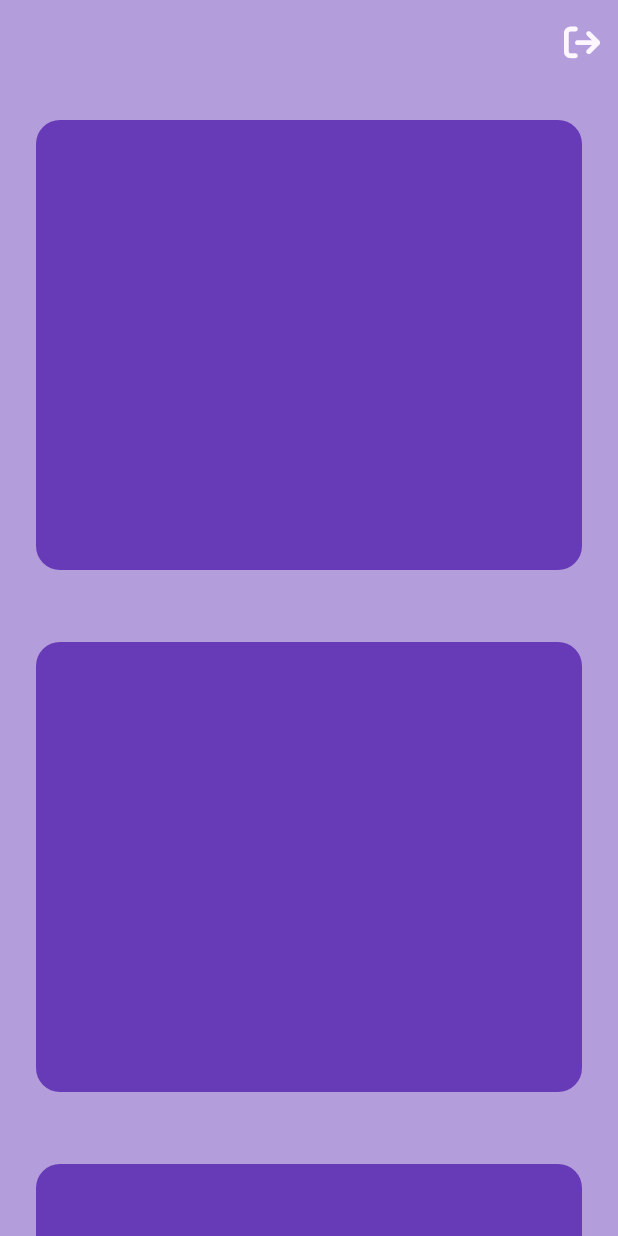
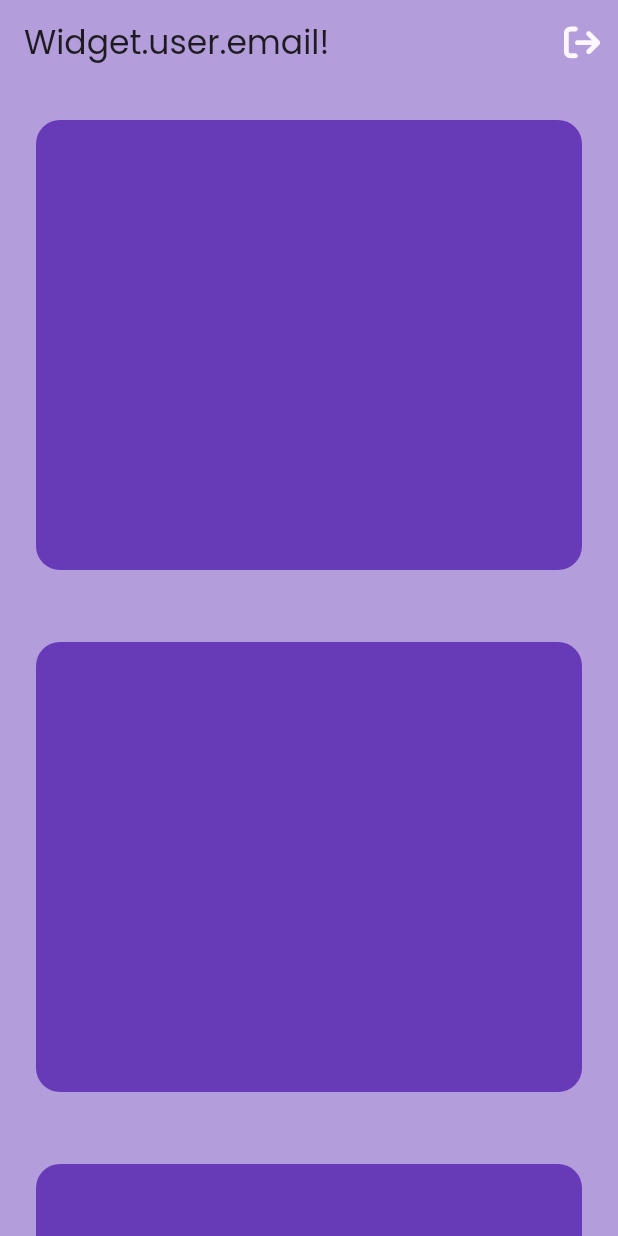
Before and after one commit to YoussefHabib97/BTAD, a Flutter app: the screen it shows once a user with an empty profile is signed in, on a phone screen of 412 x 824 dp. Run offline on Flutter 3.47's test engine with Material 2 defaults, Android fonts, the phone set to English and light mode, and no system bars; drawn by our look-alikes of liquid_pull_to_refresh; our stand-ins replace cloud_firestore, email_validator, firebase_auth, firebase_core, font_awesome_flutter, google_fonts; missing offline and left inert: string_capitalize; accounts and stored records are empty.

Commit message:
Authentication & role based rendering done

```diff
--- a/lib/main.dart
+++ b/lib/main.dart
@@ -11,7 +11,6 @@ import 'package:firebase_auth/firebase_auth.dart';
 // Screen imports
 import 'package:btad/screens/authentication_screen.dart';
 import 'package:btad/screens/verify_email_screen.dart';
-import 'package:btad/screens/home_screen.dart';
 
 Future<void> main() async {
   WidgetsFlutterBinding.ensureInitialized();
--- a/lib/screens/home_screen.dart
+++ b/lib/screens/home_screen.dart
@@ -9,11 +9,9 @@ import 'package:firebase_auth/firebase_auth.dart';
 import 'package:cloud_firestore/cloud_firestore.dart';
 
 class HomeScreen extends StatefulWidget {
-  final String role;
   final User user;
   const HomeScreen({
     super.key,
-    required this.role,
     required this.user,
   });
 
@@ -54,7 +52,7 @@ class _HomeScreenState extends State<HomeScreen> {
     return Scaffold(
       backgroundColor: Colors.deepPurple[200],
       appBar: AppBar(
-        title: Text("${widget.user.email!}\n$role"),
+        title: Text("$widget.user.email!"),
         backgroundColor: Colors.deepPurple[200],
         actions: [
           IconButton(
--- a/lib/screens/verify_email_screen.dart
+++ b/lib/screens/verify_email_screen.dart
@@ -1,15 +1,17 @@
-import 'package:btad/screens/home_screen.dart';
 import 'package:flutter/material.dart';
 
 // Library imports
 import 'dart:async';
 
+// Package imports
+import 'package:font_awesome_flutter/font_awesome_flutter.dart';
+
 // Firebase SDK imports
 import 'package:firebase_auth/firebase_auth.dart';
 import 'package:cloud_firestore/cloud_firestore.dart';
 
-// Widget imports
-import 'package:btad/widgets/email_verification.dart';
+// Screen imports
+import 'package:btad/screens/home_screen.dart';
 
 final _firebaseAuth = FirebaseAuth.instance;
 final _cloudFirestore = FirebaseFirestore.instance;
@@ -21,16 +23,43 @@ class VerifyEmailScreen extends StatefulWidget {
   State<VerifyEmailScreen> createState() => _VerifyEmailScreenState();
 }
 
-class _VerifyEmailScreenState extends State<VerifyEmailScreen> {
+class _VerifyEmailScreenState extends State<VerifyEmailScreen>
+    with SingleTickerProviderStateMixin {
+  late final AnimationController _controller;
+  late final Animation _animation;
+
   bool _isEmailVerified = false;
   Timer? timer;
 
   String role = '';
 
+  bool canResendEmail = true;
+  int timeLeft = 30;
+
+  void startCountdown() {
+    Timer.periodic(const Duration(seconds: 1), (timer) {
+      setState(() {
+        if (timeLeft > 0) {
+          timeLeft--;
+        } else {
+          timer.cancel();
+        }
+      });
+    });
+  }
+
   Future<void> sendVerificationEmail() async {
     try {
       final user = _firebaseAuth.currentUser!;
       await user.sendEmailVerification();
+
+      setState(() => canResendEmail = false);
+      startCountdown();
+      await Future.delayed(Duration(seconds: timeLeft));
+      setState(() {
+        canResendEmail = true;
+        timeLeft = 30;
+      });
     } catch (error) {
       ScaffoldMessenger.of(context).showSnackBar(
         SnackBar(
@@ -44,6 +73,13 @@ class _VerifyEmailScreenState extends State<VerifyEmailScreen> {
   @override
   void initState() {
     super.initState();
+
+    _controller = AnimationController(
+      vsync: this,
+      duration: const Duration(seconds: 2),
+    );
+
+    _animation = Tween(begin: 0, end: 0).animate(_controller);
 
     _isEmailVerified = _firebaseAuth.currentUser!.emailVerified;
     // Check account role
@@ -62,6 +98,7 @@ class _VerifyEmailScreenState extends State<VerifyEmailScreen> {
 
   @override
   void dispose() {
+    _controller.dispose();
     timer?.cancel();
     super.dispose();
   }
@@ -106,11 +143,75 @@ class _VerifyEmailScreenState extends State<VerifyEmailScreen> {
 
   @override
   Widget build(BuildContext context) {
-    return !_isEmailVerified
-        ? EmailVerificationWidget(signOut: signOut)
-        : HomeScreen(
-            role: role,
-            user: _firebaseAuth.currentUser!,
-          );
+    _controller.forward();
+
+    if (!_isEmailVerified) {
+      return Scaffold(
+        backgroundColor: Theme.of(context).colorScheme.primary,
+        appBar: AppBar(
+          backgroundColor: Theme.of(context).colorScheme.primary,
+          centerTitle: true,
+          title: Text(
+            "Verify Email",
+            style: TextStyle(color: Theme.of(context).cardColor),
+          ),
+          actions: [
+            IconButton(
+              onPressed: signOut,
+              icon: FaIcon(
+                FontAwesomeIcons.arrowRightFromBracket,
+                color: Theme.of(context).cardColor,
+              ),
+            ),
+          ],
+        ),
+        body: Padding(
+          padding: const EdgeInsets.all(16),
+          child: Column(
+            mainAxisAlignment: MainAxisAlignment.center,
+            children: [
+              Text(
+                "A verification email has been sent to you.\nPlease check your inbox.",
+                textAlign: TextAlign.center,
+                style: Theme.of(context).textTheme.titleLarge!.copyWith(
+                      color: Theme.of(context).cardColor,
+                    ),
+              ),
+              const SizedBox(height: 16),
+              ElevatedButton.icon(
+                onPressed: canResendEmail ? sendVerificationEmail : null,
+                icon: const FaIcon(FontAwesomeIcons.envelope),
+                label: const Text("Resend Email"),
+              ),
+              const SizedBox(height: 8),
+              AnimatedOpacity(
+                opacity: canResendEmail ? 0.0 : 1.0,
+                duration: const Duration(milliseconds: 500),
+                child: ClipRRect(
+                  borderRadius: BorderRadius.circular(512),
+                  child: Container(
+                    alignment: Alignment.center,
+                    width: 64,
+                    height: 64,
+                    color: Theme.of(context).cardColor,
+                    child: Text(
+                      timeLeft.toString(),
+                      style: Theme.of(context).textTheme.bodyLarge!.copyWith(
+                            color: Theme.of(context).primaryColor,
+                            fontSize: 24,
+                          ),
+                    ),
+                  ),
+                ),
+              ),
+            ],
+          ),
+        ),
+      );
+    } else {
+      return HomeScreen(
+        user: _firebaseAuth.currentUser!,
+      );
+    }
   }
 }
```
Also changed, not shown: lib/widgets/email_verification.dart (deleted, +0 -48 lines).
